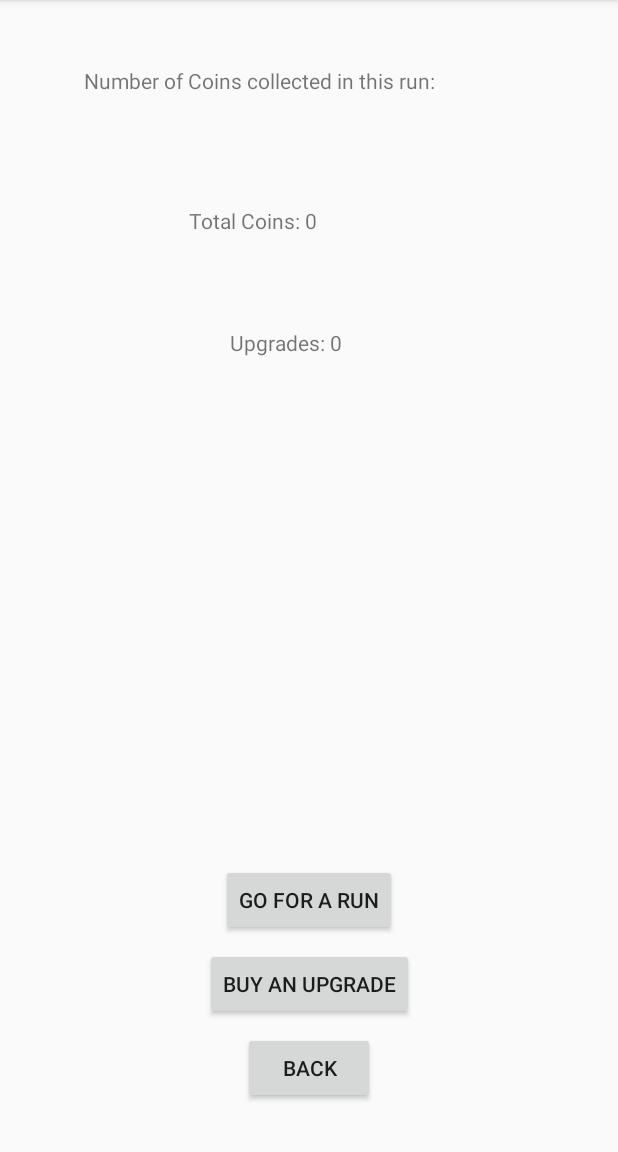
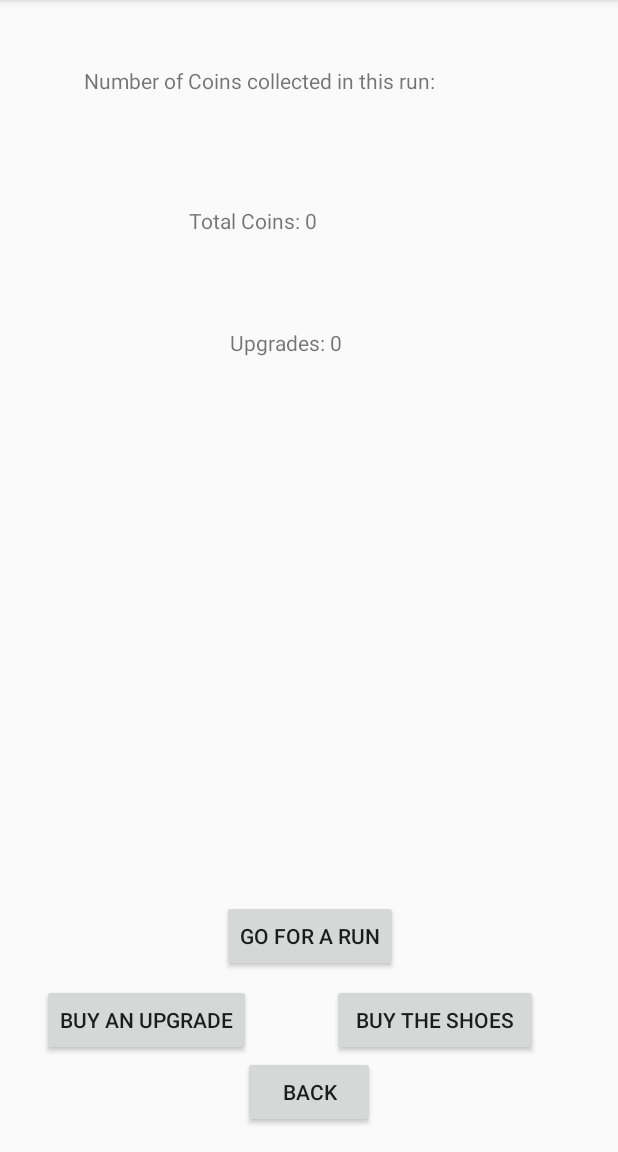
Before and after one commit to Nayzee/semester-project, an Android app: the ResultsActivity screen opened directly, with no data from a screen before it, on a phone screen of 412 x 824 dp, the part 84-1236 px from its top. Run offline under Robolectric (Android 15) with nearby library versions, the phone set to English and light mode, and no system bars.

Commit message:
Final Edit V0.4

```diff
--- a/app/src/main/java/com/example/donovan/epicrunningsim/MainActivity.java
+++ b/app/src/main/java/com/example/donovan/epicrunningsim/MainActivity.java
@@ -1,8 +1,6 @@
 package com.example.donovan.epicrunningsim;
 
-import android.content.Context;
 import android.content.Intent;
-import android.content.SharedPreferences;
 import android.support.v7.app.AppCompatActivity;
 import android.os.Bundle;
 import android.view.View;
--- a/app/src/main/java/com/example/donovan/epicrunningsim/SettingsActivity.java
+++ b/app/src/main/java/com/example/donovan/epicrunningsim/SettingsActivity.java
@@ -2,18 +2,12 @@ package com.example.donovan.epicrunningsim;
 
 import android.content.Context;
 import android.content.SharedPreferences;
-import android.content.res.Configuration;
-import android.content.res.Resources;
-import android.os.Build;
-import android.support.annotation.RequiresApi;
 import android.support.v7.app.AppCompatActivity;
 import android.os.Bundle;
-import android.util.DisplayMetrics;
 import android.view.View;
 import android.widget.Button;
 import android.widget.Toast;
 
-import java.util.Locale;
 
 public class SettingsActivity extends AppCompatActivity {
     //create variable for back button
--- a/app/src/main/res/layout/activity_results.xml
+++ b/app/src/main/res/layout/activity_results.xml
@@ -33,7 +33,7 @@
         android:id="@+id/btnBack"
         android:layout_width="wrap_content"
         android:layout_height="wrap_content"
-        android:layout_marginBottom="32dp"
+        android:layout_marginBottom="16dp"
         android:text="@string/back_button"
         app:layout_constraintBottom_toBottomOf="parent"
         app:layout_constraintLeft_toLeftOf="parent"
@@ -43,12 +43,10 @@
         android:id="@+id/btnUpgrade"
         android:layout_width="wrap_content"
         android:layout_height="wrap_content"
-        android:layout_marginBottom="8dp"
+        android:layout_marginStart="28dp"
         android:text="@string/upgrade_button"
         app:layout_constraintBottom_toTopOf="@+id/btnBack"
-        app:layout_constraintHorizontal_bias="0.502"
-        app:layout_constraintLeft_toLeftOf="parent"
-        app:layout_constraintRight_toRightOf="parent" />
+        app:layout_constraintStart_toStartOf="parent" />
 
     <TextView
         android:id="@+id/txtNumberOfUpgrades"
@@ -67,8 +65,20 @@
         android:layout_height="wrap_content"
         android:layout_marginBottom="8dp"
         android:text="@string/run_button"
-        app:layout_constraintBottom_toTopOf="@+id/btnUpgrade"
+        app:layout_constraintBottom_toTopOf="@+id/btnWin"
+        app:layout_constraintHorizontal_bias="0.502"
         app:layout_constraintLeft_toLeftOf="parent"
         app:layout_constraintRight_toRightOf="parent" />
 
+    <Button
+        android:id="@+id/btnWin"
+        android:layout_width="137dp"
+        android:layout_height="wrap_content"
+        android:layout_marginEnd="8dp"
+        android:layout_marginStart="8dp"
+        android:text="@string/buy_shoes_button"
+        app:layout_constraintBottom_toTopOf="@+id/btnBack"
+        app:layout_constraintEnd_toEndOf="parent"
+        app:layout_constraintStart_toEndOf="@+id/btnUpgrade" />
+
 </android.support.constraint.ConstraintLayout>
--- a/app/src/main/res/values/strings.xml
+++ b/app/src/main/res/values/strings.xml
@@ -14,4 +14,7 @@
     <string name="upgrade_button">Buy an Upgrade</string>
     <string name="no_coins_message">You don\'t have enough coins!</string>
     <string name="run_button">Go for a run</string>
+    <string name="no_coins_shoes">You need 1,000,000 coins to buy the shoes.</string>
+    <string name="win_message">Congratulations, you won!</string>
+    <string name="buy_shoes_button">Buy the shoes</string>
 </resources>
```
Also changed, not shown: app/src/main/java/com/example/donovan/epicrunningsim/ResultsActivity.java (+24 -10 lines), app/src/main/java/com/example/donovan/epicrunningsim/WinActivity.java (added, +28 -0 lines), app/src/main/res/layout/activity_win.xml (added, +30 -0 lines), 1 other file.
